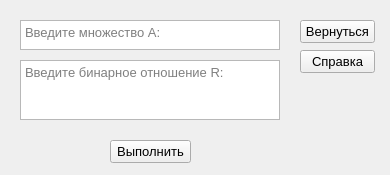
This is ui_mainwindow.ui in RozeQz/HasseDiagram as Qt 5 draws it before an edit. The edited form follows.
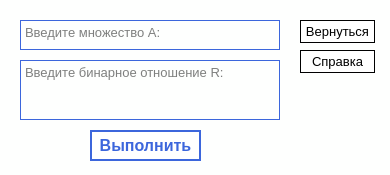
This is the edited form.

Commit message:
Code refactoring: Main Window (hasse)
All methods are rewritten not to change files with prefix ui.

```diff
--- a/ui_mainwindow.ui
+++ b/ui_mainwindow.ui
@@ -28,7 +28,7 @@
   <property name="maximumSize">
    <size>
     <width>390</width>
-    <height>200</height>
+    <height>175</height>
    </size>
   </property>
   <property name="font">
@@ -39,6 +39,9 @@
   <property name="windowTitle">
    <string>Диаграмма Хассе</string>
   </property>
+  <property name="styleSheet">
+   <string notr="true">background-color: #FEFFFE;</string>
+  </property>
   <widget class="QWidget" name="centralwidget">
    <property name="sizePolicy">
     <sizepolicy hsizetype="Fixed" vsizetype="Fixed">
@@ -113,6 +116,11 @@
       <bold>false</bold>
      </font>
     </property>
+    <property name="styleSheet">
+     <string notr="true">border-color: #3C66DC;
+border-width: 1px;
+border-style: solid;</string>
+    </property>
     <property name="html">
      <string>&lt;!DOCTYPE HTML PUBLIC &quot;-//W3C//DTD HTML 4.0//EN&quot; &quot;http://www.w3.org/TR/REC-html40/strict.dtd&quot;&gt;
 &lt;html&gt;&lt;head&gt;&lt;meta name=&quot;qrichtext&quot; content=&quot;1&quot; /&gt;&lt;style type=&quot;text/css&quot;&gt;
@@ -166,6 +174,11 @@
       <bold>false</bold>
      </font>
     </property>
+    <property name="styleSheet">
+     <string notr="true">border-color: #3C66DC;
+border-width: 1px;
+border-style: solid;</string>
+    </property>
     <property name="html">
      <string>&lt;!DOCTYPE HTML PUBLIC &quot;-//W3C//DTD HTML 4.0//EN&quot; &quot;http://www.w3.org/TR/REC-html40/strict.dtd&quot;&gt;
 &lt;html&gt;&lt;head&gt;&lt;meta name=&quot;qrichtext&quot; content=&quot;1&quot; /&gt;&lt;style type=&quot;text/css&quot;&gt;
@@ -205,20 +218,30 @@
    <widget class="QPushButton" name="btn_run">
     <property name="geometry">
      <rect>
-      <x>110</x>
-      <y>140</y>
-      <width>81</width>
-      <height>23</height>
+      <x>90</x>
+      <y>130</y>
+      <width>111</width>
+      <height>31</height>
      </rect>
     </property>
     <property name="font">
      <font>
       <family>Arial</family>
-      <pointsize>10</pointsize>
-      <weight>50</weight>
-      <bold>false</bold>
+      <pointsize>12</pointsize>
+      <weight>75</weight>
+      <italic>false</italic>
+      <bold>true</bold>
      </font>
     </property>
+    <property name="styleSheet">
+     <string notr="true">border-color: #3C66DC;
+font: 90 12pt &quot;Arial&quot;;
+font-weight: bold;
+color: #3C66DC;
+border-width: 2px;
+border-style: solid;
+background-color: rgb(255, 255, 255);</string>
+    </property>
     <property name="text">
      <string>Выполнить</string>
     </property>
@@ -309,8 +332,19 @@
      <font>
       <family>Arial</family>
       <pointsize>10</pointsize>
+      <weight>11</weight>
+      <italic>false</italic>
+      <bold>false</bold>
      </font>
     </property>
+    <property name="styleSheet">
+     <string notr="true">border-color: black;
+font: 90 10pt &quot;Arial&quot;;
+color: #black;
+border-width: 1px;
+border-style: solid;
+background-color: rgb(255, 255, 255);</string>
+    </property>
     <property name="text">
      <string>Справка</string>
     </property>
@@ -328,8 +362,19 @@
      <font>
       <family>Arial</family>
       <pointsize>10</pointsize>
+      <weight>11</weight>
+      <italic>false</italic>
+      <bold>false</bold>
      </font>
     </property>
+    <property name="styleSheet">
+     <string notr="true">border-color: black;
+font: 90 10pt &quot;Arial&quot;;
+color: #black;
+border-width: 1px;
+border-style: solid;
+background-color: rgb(255, 255, 255);</string>
+    </property>
     <property name="text">
      <string>Вернуться</string>
     </property>
```
The commit also changes 6 other files.
